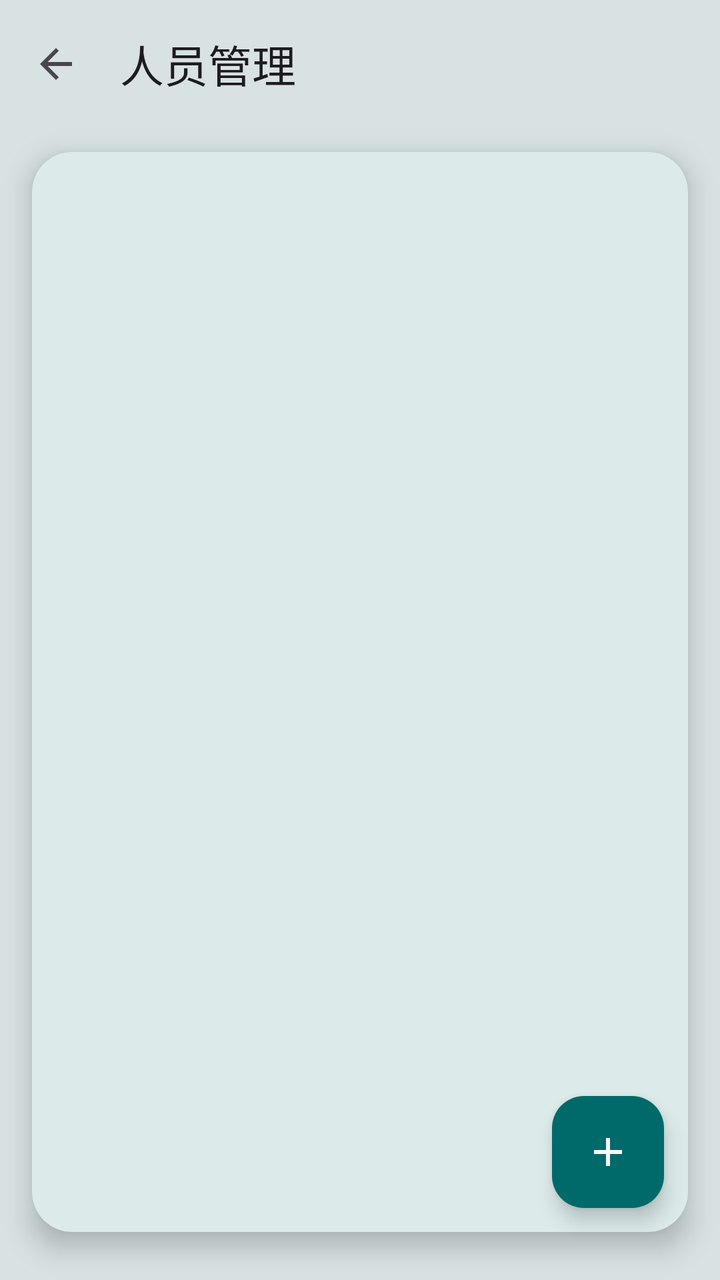
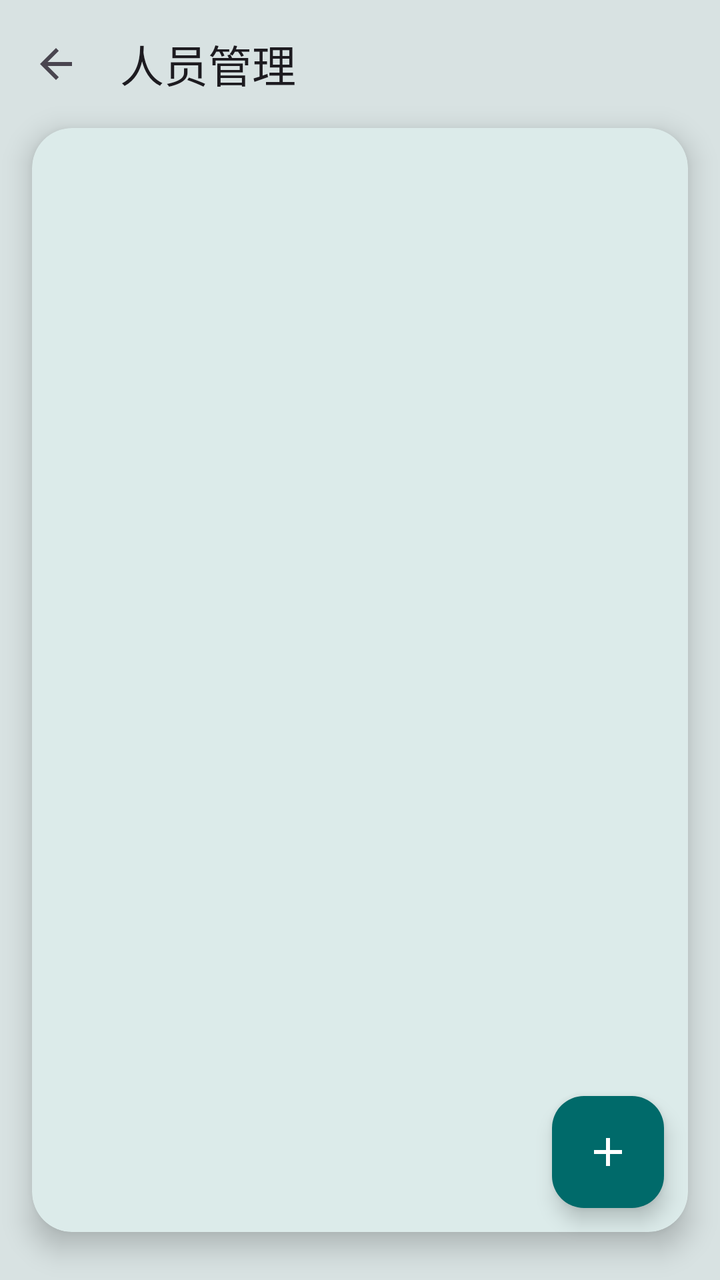

Screens rendered from an Android XML layout before and after an edit, with the pre-edit source and the edit as a unified diff.
<!-- AndroidManifest.xml: application theme Theme.DutyCall -->
<!-- res/layout/activity_people.xml -->
<?xml version="1.0" encoding="utf-8"?>
<androidx.coordinatorlayout.widget.CoordinatorLayout
    xmlns:android="http://schemas.android.com/apk/res/android"
    xmlns:app="http://schemas.android.com/apk/res-auto"
    android:layout_width="match_parent"
    android:layout_height="match_parent"
    android:fitsSystemWindows="true">

    <LinearLayout
        android:layout_width="match_parent"
        android:layout_height="match_parent"
        android:orientation="vertical">

        <com.google.android.material.appbar.MaterialToolbar
            android:id="@+id/toolbar"
            android:layout_width="match_parent"
            android:layout_height="?attr/actionBarSize"
            app:navigationIcon="?attr/homeAsUpIndicator"
            app:title="人员管理"
            app:titleTextAppearance="@style/TextAppearance.Material3.TitleLarge"
            android:background="@android:color/transparent" />

        <FrameLayout
            android:layout_width="match_parent"
            android:layout_height="0dp"
            android:layout_weight="1">

            
            <com.google.android.material.card.MaterialCardView
                android:layout_width="match_parent"
                android:layout_height="match_parent"
                android:layout_marginHorizontal="16dp"
                android:layout_marginTop="12dp"
                android:layout_marginBottom="24dp"
                app:cardBackgroundColor="?attr/colorSurface"
                app:cardCornerRadius="20dp"
                app:cardElevation="8dp"
                app:strokeWidth="0dp">

                <androidx.recyclerview.widget.RecyclerView
                    android:id="@+id/recycler"
                    android:layout_width="match_parent"
                    android:layout_height="match_parent"
                    android:clipToPadding="false"
                    android:paddingTop="8dp"
                    android:paddingBottom="88dp" />
            </com.google.android.material.card.MaterialCardView>

            <TextView
                android:id="@+id/tv_empty"
                android:layout_width="match_parent"
                android:layout_height="match_parent"
                android:gravity="center"
                android:lineSpacingExtra="6dp"
                android:text="还没有值班人员\n点右下角 + 添加第一位"
                android:textColor="?android:attr/textColorSecondary"
                android:visibility="gone" />
        </FrameLayout>
    </LinearLayout>

    <com.google.android.material.floatingactionbutton.FloatingActionButton
        android:id="@+id/fab_add"
        android:layout_width="wrap_content"
        android:layout_height="wrap_content"
        android:layout_gravity="bottom|end"
        android:layout_marginEnd="28dp"
        android:layout_marginBottom="36dp"
        android:contentDescription="新增人员"
        app:srcCompat="@drawable/ic_add"
        app:backgroundTint="@color/action_bg"
        app:tint="@color/action_text" />
</androidx.coordinatorlayout.widget.CoordinatorLayout>
<!-- resources referenced by this layout -->
<resources>
  <color name="action_bg">#006A6A</color>
  <color name="action_text">#FFFFFF</color>
  <!-- drawable ic_add (drawable) -->
  <vector xmlns:android="http://schemas.android.com/apk/res/android"
      android:width="24dp"
      android:height="24dp"
      android:viewportWidth="24"
      android:viewportHeight="24"
      android:tint="#FFFFFF">
      <path
          android:fillColor="@android:color/white"
          android:pathData="M19,13h-6v6h-2v-6H5v-2h6V5h2v6h6v2z"/>
  </vector>
  <style name="Theme.DutyCall" parent="Theme.Material3.DayNight.NoActionBar">
          <item name="android:windowBackground">@color/app_bg</item>
          <item name="colorPrimary">@color/md_primary</item>
          <item name="colorOnPrimary">@color/md_on_primary</item>
          <item name="colorPrimaryContainer">@color/md_primary_container</item>
          <item name="colorOnPrimaryContainer">@color/md_on_primary_container</item>
          <item name="colorSecondary">@color/md_secondary</item>
          <item name="colorOnSecondary">@color/md_on_secondary</item>
          <item name="colorSecondaryContainer">@color/md_secondary_container</item>
          <item name="colorOnSecondaryContainer">@color/md_on_secondary_container</item>
          <item name="colorSurface">@color/md_surface</item>
          <item name="colorOnSurface">@color/md_on_surface</item>
          <item name="colorSurfaceVariant">@color/md_surface_variant</item>
          <item name="colorOnSurfaceVariant">@color/md_on_surface_variant</item>
          <item name="colorOutline">@color/md_outline</item>
          <item name="colorError">@color/md_error</item>
          <item name="colorOnError">@color/md_on_error</item>
          <item name="colorErrorContainer">@color/md_error_container</item>
          <item name="colorOnErrorContainer">@color/md_on_error_container</item>
      </style>
  <color name="app_bg">#D8E2E2</color>
  <color name="md_primary">#006A6A</color>
  <color name="md_on_primary">#FFFFFF</color>
  <color name="md_primary_container">#6FF7F6</color>
  <color name="md_on_primary_container">#002020</color>
  <color name="md_secondary">#4A6363</color>
  <color name="md_on_secondary">#FFFFFF</color>
  <color name="md_secondary_container">#CCE8E7</color>
  <color name="md_on_secondary_container">#051F1F</color>
  <color name="md_surface">#FAFDFC</color>
  <color name="md_on_surface">#191C1C</color>
  <color name="md_surface_variant">#DAE5E4</color>
  <color name="md_on_surface_variant">#3F4948</color>
  <color name="md_outline">#6F7979</color>
  <color name="md_error">#BA1A1A</color>
  <color name="md_on_error">#FFFFFF</color>
  <color name="md_error_container">#FFDAD6</color>
  <color name="md_on_error_container">#410002</color>
</resources>

<!-- the commit's change to res/layout/activity_people.xml (unified diff, before → after) -->
@@ -4,12 +4,14 @@
     xmlns:app="http://schemas.android.com/apk/res-auto"
     android:layout_width="match_parent"
     android:layout_height="match_parent"
+    android:clipChildren="false"
     android:fitsSystemWindows="true">
 
     <LinearLayout
         android:layout_width="match_parent"
         android:layout_height="match_parent"
-        android:orientation="vertical">
+        android:orientation="vertical"
+        android:clipChildren="false">
 
         <com.google.android.material.appbar.MaterialToolbar
             android:id="@+id/toolbar"
@@ -20,17 +22,19 @@
             app:titleTextAppearance="@style/TextAppearance.Material3.TitleLarge"
             android:background="@android:color/transparent" />
 
+        
         <FrameLayout
             android:layout_width="match_parent"
             android:layout_height="0dp"
-            android:layout_weight="1">
+            android:layout_weight="1"
+            android:clipChildren="false">
 
             
             <com.google.android.material.card.MaterialCardView
                 android:layout_width="match_parent"
                 android:layout_height="match_parent"
                 android:layout_marginHorizontal="16dp"
-                android:layout_marginTop="12dp"
+                android:layout_marginTop="0dp"
                 android:layout_marginBottom="24dp"
                 app:cardBackgroundColor="?attr/colorSurface"
                 app:cardCornerRadius="20dp"
